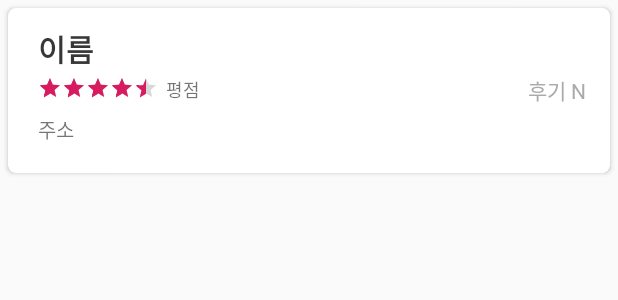
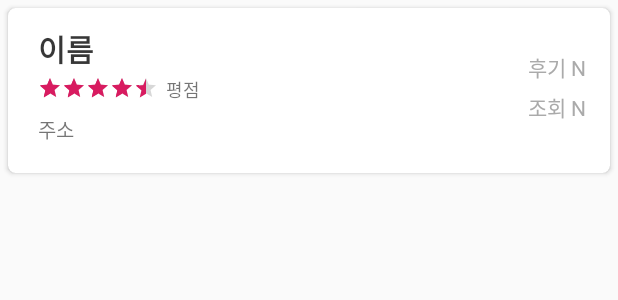
Before and after one commit to ewejeen/vet-project-android, an Android app: the layout activity_vet_row.xml on its own in the app's theme, with its tools: preview values and no code run, on a phone screen of 412 x 824 dp. Shown: the top 300 px of the screen. Run offline under Robolectric (Android 15) with nearby library versions, the phone set to English and light mode, and no system bars.

Commit message:
스피너 정렬 오류 수정 / 병원 리스트 UI 변경

```diff
--- a/app/src/main/java/app/yoojin/org/vet_project2/VetDataAdapter.java
+++ b/app/src/main/java/app/yoojin/org/vet_project2/VetDataAdapter.java
@@ -79,6 +79,7 @@ public class VetDataAdapter extends RecyclerView.Adapter {
             itemHolder.ratingBar.setRating(rating);
             String ratingRound = String.format("%.2f", rating);
             itemHolder.rating.setText(ratingRound);
+            itemHolder.hitCnt.setText(String.format("%d",list.get(position).getHpt_hit()));
 
             final int hpt_id = list.get(position).getHpt_id();
             final String hpt_name = list.get(position).getHpt_name();
@@ -123,7 +124,7 @@ public class VetDataAdapter extends RecyclerView.Adapter {
 
     // 기본 아이템 뷰홀더
     public class ItemViewHolder extends  RecyclerView.ViewHolder{
-        private TextView hpt_name, adrs, review_cnt, rating;
+        private TextView hpt_name, adrs, review_cnt, rating, hitCnt;
         private RatingBar ratingBar;
 
         public ItemViewHolder(View view){
@@ -133,6 +134,7 @@ public class VetDataAdapter extends RecyclerView.Adapter {
             review_cnt = view.findViewById(R.id.review_cnt);
             ratingBar = view.findViewById(R.id.ratingBar);
             rating = view.findViewById(R.id.rating);
+            hitCnt = view.findViewById(R.id.hitCnt);
         }
     }
 
--- a/app/src/main/res/layout/activity_vet_row.xml
+++ b/app/src/main/res/layout/activity_vet_row.xml
@@ -9,7 +9,7 @@
     card_view:cardCornerRadius="5dp">
 
     <LinearLayout
-        android:layout_width="wrap_content"
+        android:layout_width="match_parent"
         android:layout_height="match_parent"
         android:layout_gravity="center_vertical"
         android:orientation="vertical"
@@ -66,13 +66,20 @@
         android:layout_width="wrap_content"
         android:layout_height="match_parent"
         android:layout_gravity="end"
+        android:orientation="vertical">
+
+        <LinearLayout
+            android:layout_width="match_parent"
+            android:layout_height="match_parent"
+            android:layout_marginBottom="5dp"
+            android:layout_weight="1"
             android:orientation="horizontal">
 
             <TextView
                 android:id="@+id/textView2"
                 android:layout_width="wrap_content"
                 android:layout_height="wrap_content"
-            android:layout_gravity="center_vertical|end"
+                android:layout_gravity="bottom|end"
                 android:layout_marginEnd="3dp"
                 android:layout_marginRight="3dp"
                 android:layout_toStartOf="@+id/review_cnt"
@@ -86,11 +93,44 @@
                 android:layout_height="wrap_content"
                 android:layout_alignParentEnd="true"
                 android:layout_alignParentRight="true"
-            android:layout_gravity="right|center_vertical"
+                android:layout_gravity="bottom|right"
                 android:layout_marginEnd="16dp"
                 android:layout_marginRight="20dp"
                 android:text="N"
                 android:textColor="@android:color/darker_gray" />
         </LinearLayout>
 
+        <LinearLayout
+            android:layout_width="match_parent"
+            android:layout_height="match_parent"
+            android:layout_weight="1"
+            android:orientation="horizontal">
+
+            <TextView
+                android:id="@+id/hitText"
+                android:layout_width="wrap_content"
+                android:layout_height="wrap_content"
+                android:layout_gravity="top|end"
+                android:layout_marginEnd="3dp"
+                android:layout_marginRight="3dp"
+                android:layout_toStartOf="@+id/review_cnt"
+                android:layout_toLeftOf="@+id/review_cnt"
+                android:text="조회"
+                android:textColor="@android:color/darker_gray" />
+
+            <TextView
+                android:id="@+id/hitCnt"
+                android:layout_width="wrap_content"
+                android:layout_height="wrap_content"
+                android:layout_alignParentEnd="true"
+                android:layout_alignParentRight="true"
+                android:layout_gravity="top|right"
+                android:layout_marginEnd="16dp"
+                android:layout_marginRight="20dp"
+                android:text="N"
+                android:textColor="@android:color/darker_gray" />
+        </LinearLayout>
+
+    </LinearLayout>
+
 </android.support.v7.widget.CardView>
--- a/app/src/main/res/values/array.xml
+++ b/app/src/main/res/values/array.xml
@@ -8,12 +8,12 @@
 
     <string-array name="sortSpinner">
         <item>정렬 기준</item>
+        <item>평점 높은 순</item>
+        <item>후기 많은 순</item>
         <item>상호명 오름차순</item>
         <item>상호명 내림차순</item>
         <item>지역명 오름차순</item>
         <item>지역명 내림차순</item>
-        <item>평점 높은 순</item>
-        <item>후기 많은 순</item>
         <item>조회 많은 순</item>
     </string-array>
 
```
Also changed, not shown: app/src/main/java/app/yoojin/org/vet_project2/VetListActivity.java (+10 -40 lines). Lines whose indentation alone changed are shown as unchanged.
